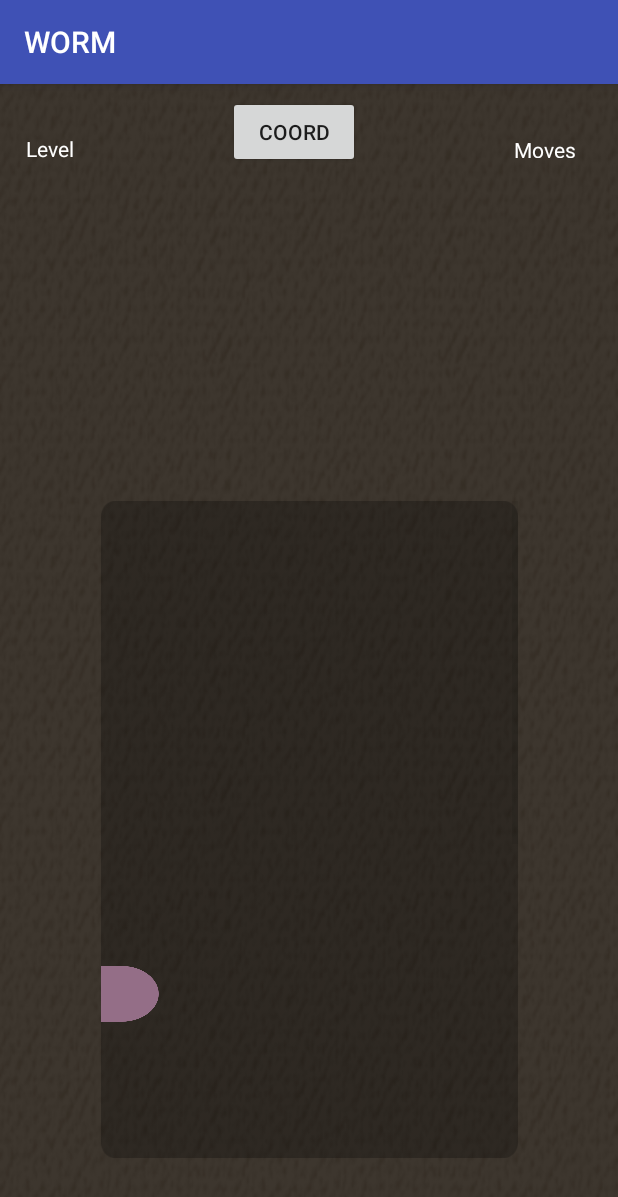
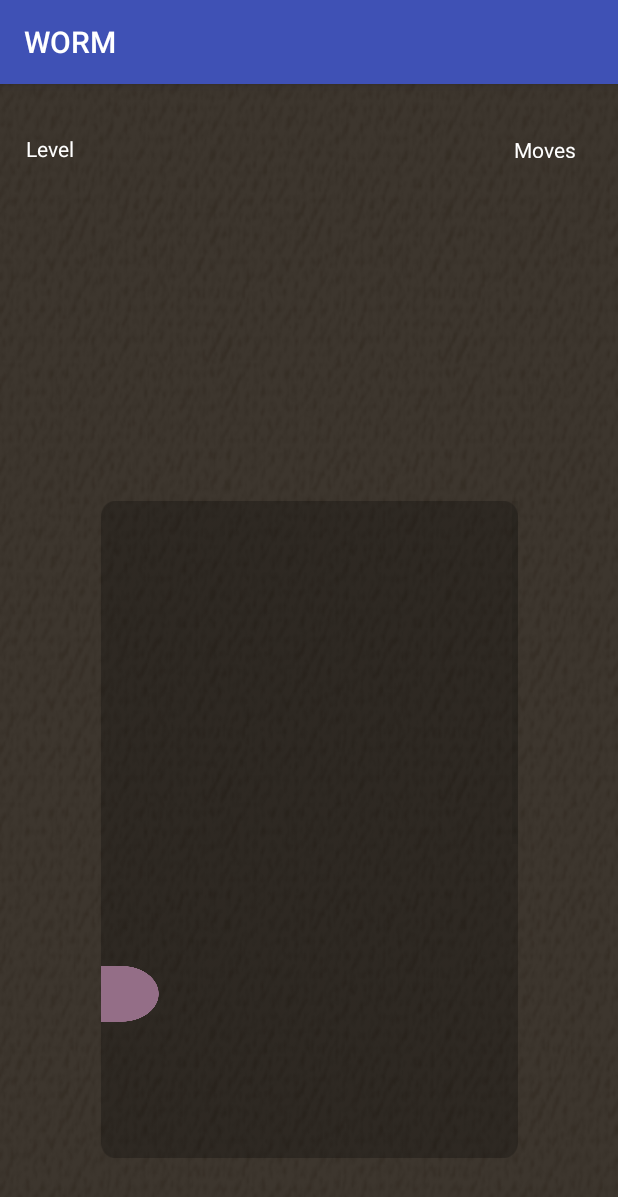
Before and after one commit to Babouze/worm, an Android app: the PlayActivity screen opened directly, with no data from a screen before it, on a phone screen of 412 x 824 dp. Shown: the top 1197 px of the screen. Run offline under Robolectric (Android 15) with nearby library versions, the phone set to English and light mode, and no system bars.

Commit message:
Button removed

```diff
--- a/app/src/main/java/com/ddl/worm/PlayActivity.java
+++ b/app/src/main/java/com/ddl/worm/PlayActivity.java
@@ -7,7 +7,6 @@ import android.support.v7.app.AppCompatActivity;
 import android.view.MotionEvent;
 import android.view.View;
 import android.widget.GridView;
-import android.widget.Toast;
 
 import com.ddl.worm.utils.ImageAdapter;
 import com.ddl.worm.utils.OnSwipeListener;
@@ -43,8 +42,4 @@ public class PlayActivity extends AppCompatActivity implements View.OnTouchListe
         view.performClick();
         return true;
     }
-
-    public void getCoordonates(View v) {
-        Toast.makeText(this, "indice : " + ImageAdapter.mHeadPosition, Toast.LENGTH_LONG);
-    }
 }
--- a/app/src/main/java/com/ddl/worm/utils/ImageAdapter.java
+++ b/app/src/main/java/com/ddl/worm/utils/ImageAdapter.java
@@ -132,6 +132,7 @@ public class ImageAdapter extends BaseAdapter {
                 l_rotation = 0f;
                 break;
         }
+        //TODO: remove it
         if (mHeadPosition == 0)
             mHeadPosition = 1;
 
--- a/app/src/main/res/layout/activity_play.xml
+++ b/app/src/main/res/layout/activity_play.xml
@@ -61,17 +61,5 @@
         app:layout_constraintTop_toTopOf="parent"
         app:layout_constraintVertical_bias="0.859" />
 
-    <Button
-        android:id="@+id/getCoordonates"
-        android:layout_width="wrap_content"
-        android:layout_height="wrap_content"
-        android:layout_marginTop="8dp"
-        android:onClick="getCoordonates"
-        android:text="coord"
-        app:layout_constraintEnd_toStartOf="@+id/moves"
-        app:layout_constraintHorizontal_bias="0.5"
-        app:layout_constraintStart_toEndOf="@+id/level"
-        app:layout_constraintTop_toTopOf="parent" />
-
 
 </android.support.constraint.ConstraintLayout>
```
